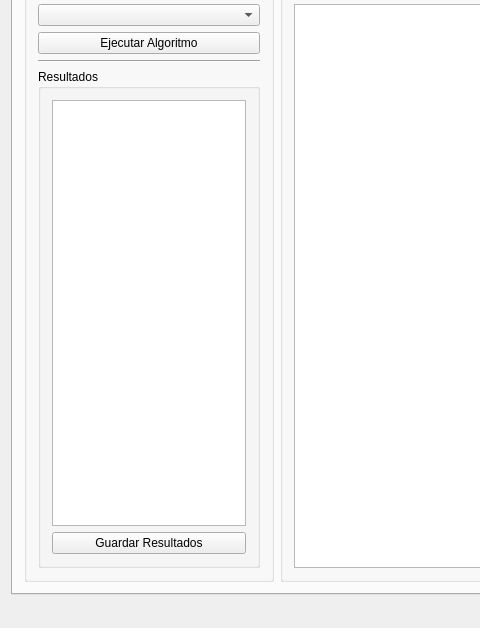
Alexzm25/RotoMap, file RotoMap/MainWindow.ui: the form before one commit; both pictures show x 0 to 480 and y 92 to 720 of the 1280 by 720 pixel window.
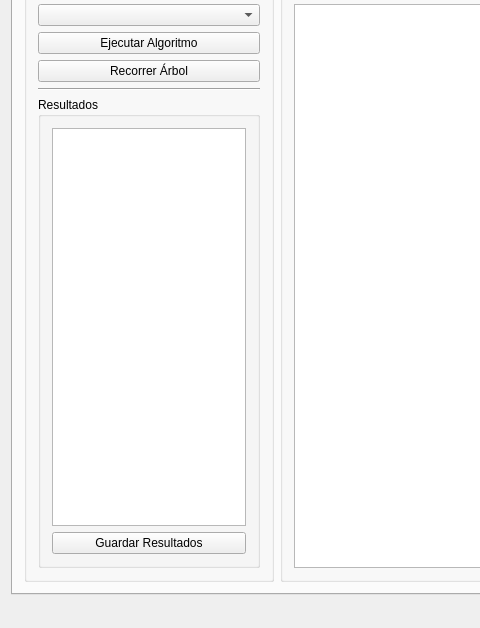
The form after the commit. The open tabs and pages were chosen to show the change. Icons and pictures are not drawn.

Commit message: Add tree traversal feature for Prim and Kruskal

```diff
--- a/RotoMap/MainWindow.ui
+++ b/RotoMap/MainWindow.ui
@@ -184,6 +184,19 @@
              </property>
             </widget>
            </item>
+           <item>
+            <widget class="QPushButton" name="btnTraverseTree">
+             <property name="toolTip">
+              <string>Recorre el árbol generado (solo disponible después de Prim o Kruskal)</string>
+             </property>
+             <property name="text">
+              <string>Recorrer Árbol</string>
+             </property>
+             <property name="visible">
+              <bool>false</bool>
+             </property>
+            </widget>
+           </item>
            <item>
             <widget class="Line" name="line">
              <property name="orientation">
@@ -198,7 +211,11 @@
              </property>
              <layout class="QVBoxLayout" name="verticalLayout_9">
               <item>
-               <widget class="QTextEdit" name="resultsText"/>
+               <widget class="QTextEdit" name="resultsText">
+                <property name="readOnly">
+                 <bool>true</bool>
+                </property>
+               </widget>
               </item>
               <item>
                <widget class="QPushButton" name="btnSaveResults">
```
The commit also changes 5 other files.
